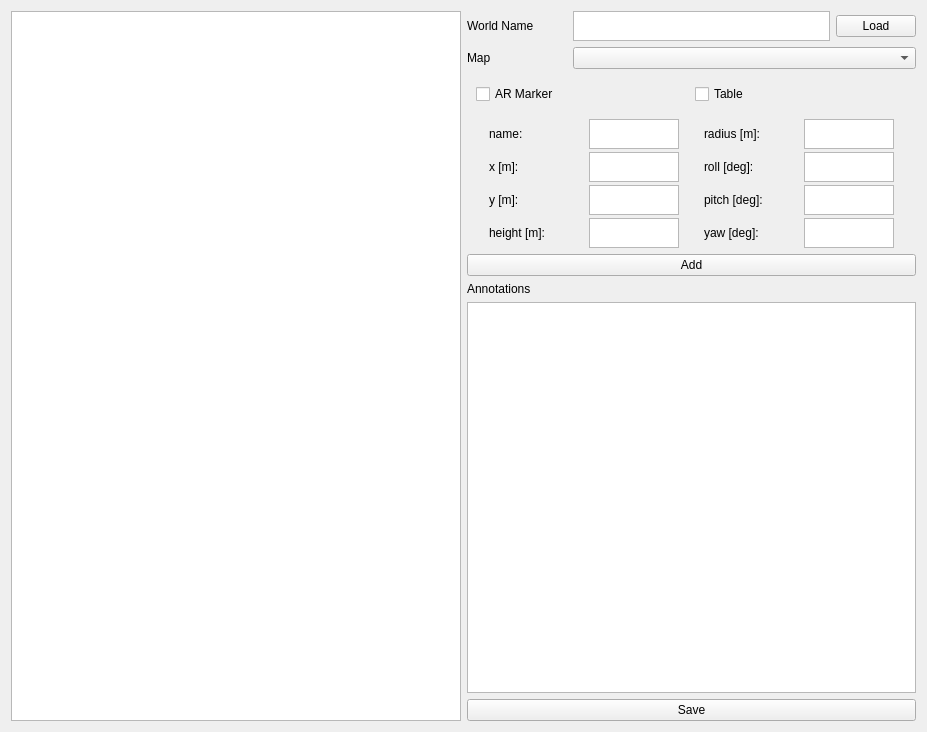
Before: the Qt Designer form rocon_qt_library/ui/map_annotation.ui in woshidag/rocon_qt_gui, drawn with Qt 5.
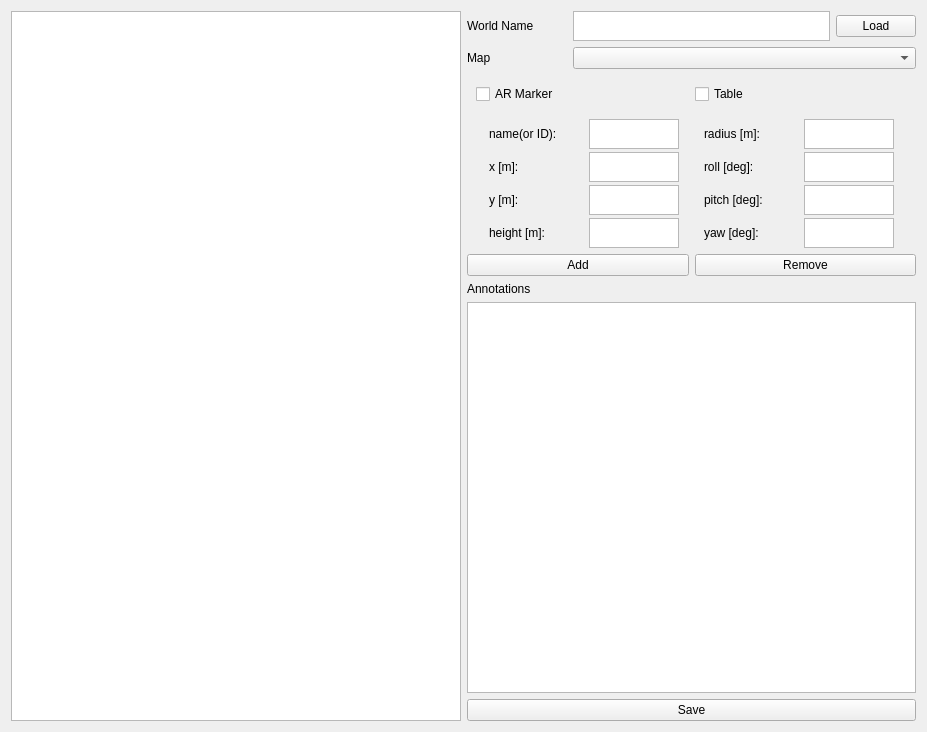
After: the same form once the commit is applied. Custom widgets are drawn as their Qt base class.

```diff
--- a/rocon_qt_library/ui/map_annotation.ui
+++ b/rocon_qt_library/ui/map_annotation.ui
@@ -186,12 +186,12 @@
         <widget class="QLabel" name="name_label">
          <property name="maximumSize">
           <size>
-           <width>75</width>
+           <width>80</width>
            <height>25</height>
           </size>
          </property>
          <property name="text">
-          <string>name:</string>
+          <string>name(or ID):</string>
          </property>
         </widget>
        </item>
@@ -375,13 +375,24 @@
       </layout>
      </item>
      <item>
-      <widget class="QPushButton" name="add_button">
+      <layout class="QHBoxLayout" name="button_layout">
+       <item>
+        <widget class="QPushButton" name="add_annotation_btn">
        <property name="text">
         <string>Add</string>
        </property>
       </widget>
      </item>
      <item>
+        <widget class="QPushButton" name="remove_annotation_btn">
+         <property name="text">
+          <string>Remove</string>
+         </property>
+        </widget>
+       </item>
+      </layout>
+     </item>
+     <item>
       <layout class="QGridLayout" name="list_view_layout">
        <item row="1" column="0">
         <widget class="QListView" name="annotation_list_view">
```
Left out of the diff: 10 changed lines with no effect on the pictures. Lines whose indentation alone changed are shown as unchanged.
